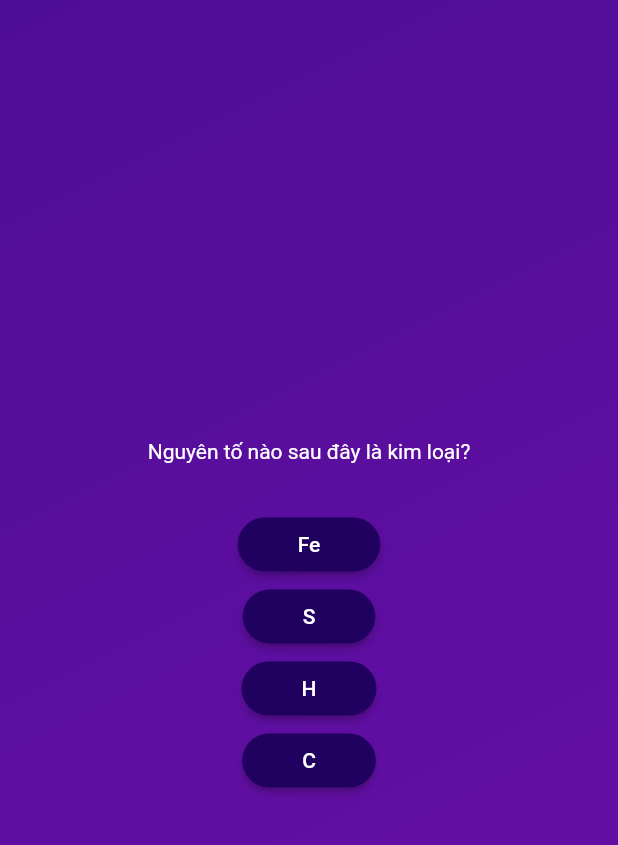
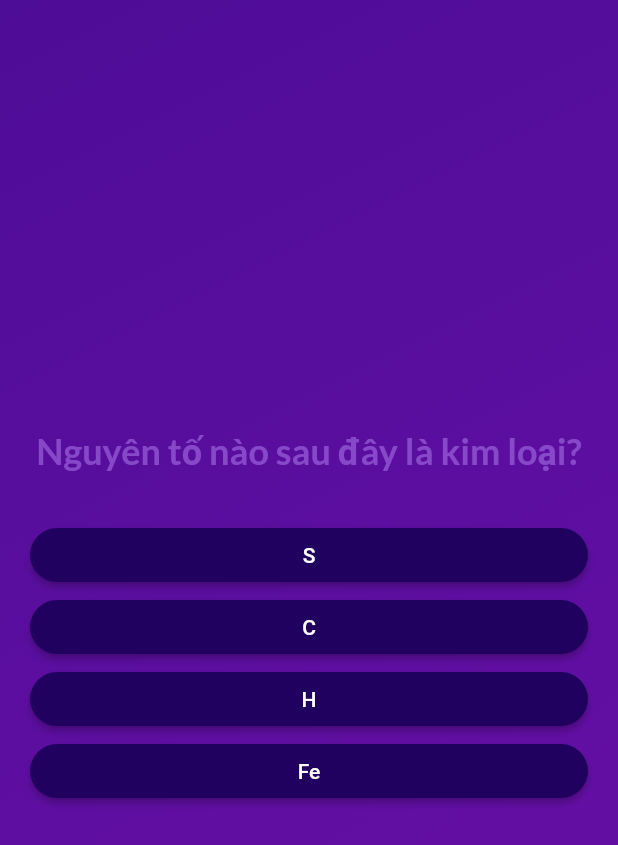
Before and after one commit to TruongGiang1502/quizzapp, a Flutter app: the screen it shows after launch, after a tap on "Start quizz", on a phone screen of 412 x 824 dp. Shown: the top 845 px of the screen. Run offline on Flutter 3.47's test engine with Material 2 defaults, Android fonts, the phone set to English and light mode, and no system bars; our stand-ins replace google_fonts.

Commit message:
modify button answer, add shuffle for answer

```diff
--- a/lib/answer_button.dart
+++ b/lib/answer_button.dart
@@ -14,12 +14,12 @@ class AnswerButton extends StatelessWidget {
     return ElevatedButton(
       onPressed: onTap,
       style: ElevatedButton.styleFrom(
-        padding: EdgeInsets.symmetric(vertical: 10, horizontal: 40),
+        padding: const EdgeInsets.symmetric(vertical: 10, horizontal: 40),
         backgroundColor: const Color.fromARGB(255, 33, 1, 95),
         foregroundColor: Colors.white,
         shape: RoundedRectangleBorder(borderRadius: BorderRadius.circular(20))
       ),
-      child: Text(answerText),
+      child: Text(answerText, textAlign: TextAlign.center,),
     );
   }
 }
--- a/lib/model/quiz_questions.dart
+++ b/lib/model/quiz_questions.dart
@@ -3,4 +3,10 @@ class QuizQuestion{
 
   final String text;
   final List<String> answers;
+
+  List<String> getShuffledAnswers() {
+    final shuffledList = List.of(answers);
+    shuffledList.shuffle();
+    return shuffledList;
+  }
 }
--- a/lib/screens/questions_screen.dart
+++ b/lib/screens/questions_screen.dart
@@ -1,35 +1,63 @@
 import 'package:flutter/material.dart';
 import 'package:quizz_app/answer_button.dart';
 import 'package:quizz_app/data/question.dart';
+import 'package:google_fonts/google_fonts.dart';
 
 class QuestionScreen extends StatefulWidget {
-  const QuestionScreen({super.key});
+  const QuestionScreen({super.key, required this.onSelectAnswer});
 
+  final void Function (String answer) onSelectAnswer;
   @override
   State<QuestionScreen> createState() => _QuestionScreenState();
 }
 
 class _QuestionScreenState extends State<QuestionScreen> {
+  var currentQuestionIndex = 0;
+
   @override
   Widget build(BuildContext context) {
-    final currentQuestion = questions[0];
+    final currentQuestion = questions[currentQuestionIndex];
+
+    void answerQuestion (String selectedAnswer){
+      widget.onSelectAnswer('...');
+      setState(() {
+        currentQuestionIndex += 1;
+      });
+    }
 
     return SizedBox(
       width: double.infinity,
+      child: Container(
+        margin: const EdgeInsets.all(20),
+
         child: Column(
           mainAxisAlignment: MainAxisAlignment.center,
+          crossAxisAlignment: CrossAxisAlignment.stretch,
+
           children: [
-          Text(currentQuestion.text, style: const TextStyle(color: Colors.white),),
+            Text(
+              currentQuestion.text,
+              style: GoogleFonts.lato(
+                color: const Color.fromARGB(121, 185, 136, 249),
+                fontSize: 24,
+                fontWeight: FontWeight.bold
+              ),
+              textAlign: TextAlign.center,
+            ),
+
             const SizedBox(height: 30),
 
-          ...currentQuestion.answers.map((answer){
+            ...currentQuestion.getShuffledAnswers().map((answer){
               return AnswerButton(
                 answerText: answer,
-              onTap: (){}
+                onTap: (){
+                  answerQuestion(answer);
+                }
               );
             }),
           ],
         ),
+      ),
     );
   }
 }
--- a/lib/screens/quizz.dart
+++ b/lib/screens/quizz.dart
@@ -4,6 +4,7 @@ import 'package:quizz_app/screens/start_screen.dart';
 
 class Quiz extends StatefulWidget {
   const Quiz({super.key});
+
 
   @override
   State<Quiz> createState() => _QuizState();
@@ -18,10 +19,15 @@ class _QuizState extends State<Quiz> {
   // //   activateScreen = StartScreen(switchScreen);
   // //   super.initState();
   // // }
+  List <String> selectedAnswer = [];
   void switchScreen() {
     setState(() {
       activateScreen = 'question-screen';
     });
+  }
+
+  void chooseAnswer(String answer){
+    selectedAnswer.add(answer);
   }
 
   @override
@@ -41,7 +47,7 @@ class _QuizState extends State<Quiz> {
             ),
             child: activateScreen == 'start-screen'
                 ? StartScreen(switchScreen)
-                : const QuestionScreen()),
+                : QuestionScreen(onSelectAnswer: chooseAnswer)),
       ),
     );
   }
--- a/lib/screens/start_screen.dart
+++ b/lib/screens/start_screen.dart
@@ -1,4 +1,5 @@
 import 'package:flutter/material.dart';
+import 'package:google_fonts/google_fonts.dart';
 
 class StartScreen extends StatelessWidget {
   const StartScreen( this.startQuiz, {super.key});
@@ -20,7 +21,8 @@ class StartScreen extends StatelessWidget {
 
           const SizedBox(height: 30,),
 
-          const Text('Learn Flutter the fun way', style: TextStyle(
+          Text('Learn Flutter the fun way',
+          style: GoogleFonts.lato(
             fontSize: 30,
             color: Colors.white,
             fontWeight: FontWeight.bold
--- a/pubspec.yaml
+++ b/pubspec.yaml
@@ -35,6 +35,7 @@ dependencies:
   # The following adds the Cupertino Icons font to your application.
   # Use with the CupertinoIcons class for iOS style icons.
   cupertino_icons: ^1.0.2
+  google_fonts: ^5.1.0
 
 dev_dependencies:
   flutter_test:
```
Also changed, not shown: pubspec.lock, 1 other file. Lines whose indentation alone changed are shown as unchanged.
